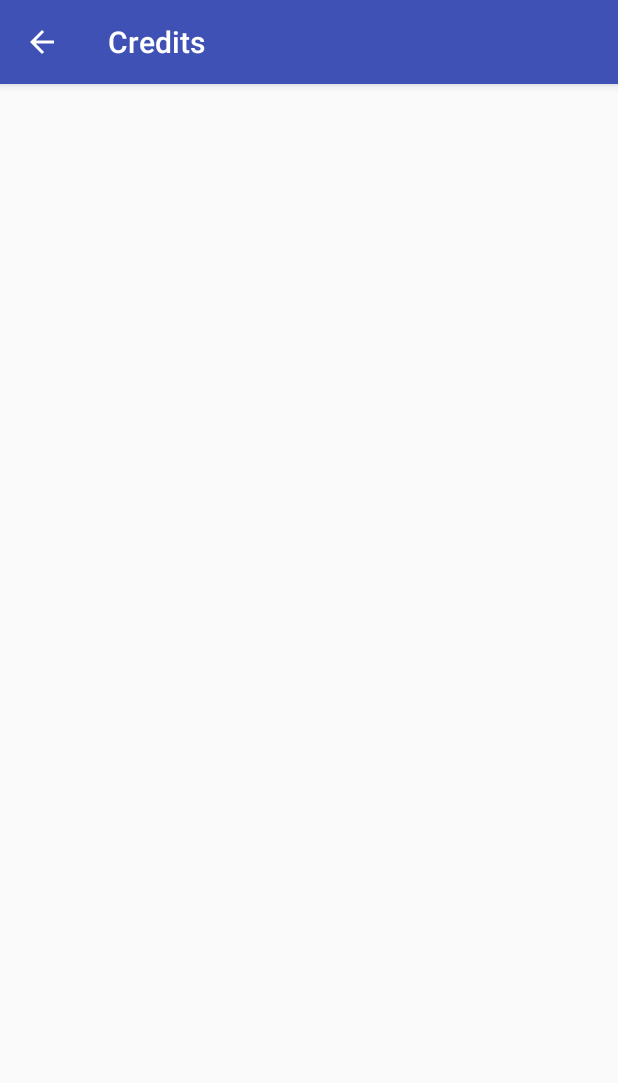
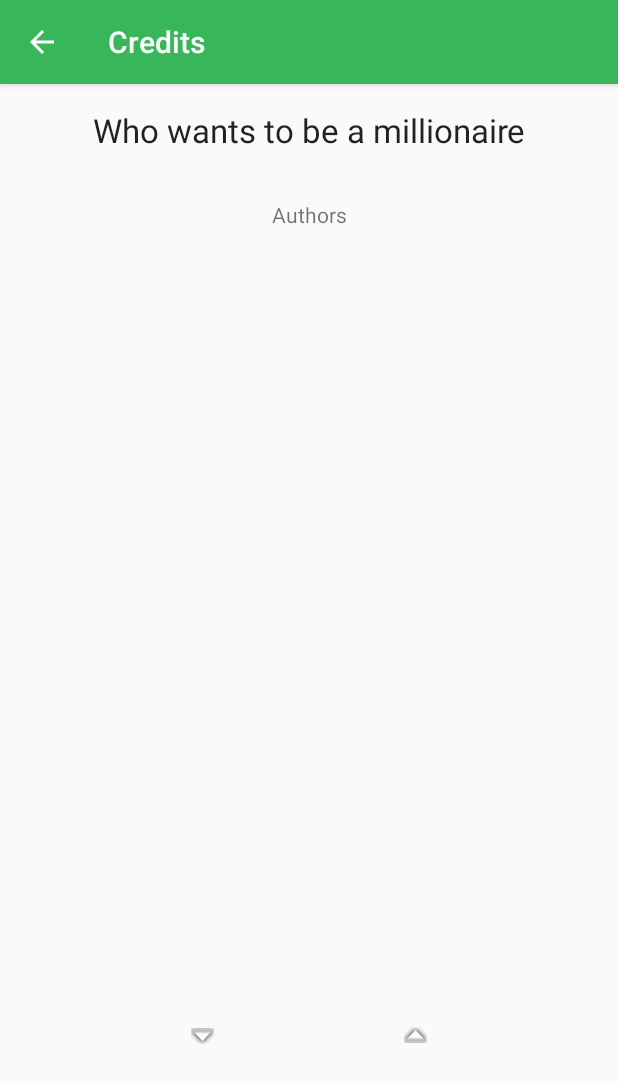
Before and after one commit to braxanmp/sdm_entrega, an Android app: the CreditsActivity screen opened directly, with no data from a screen before it, on a phone screen of 412 x 824 dp. Shown: the top 1083 px of the screen. Run offline under Robolectric (Android 15) with nearby library versions, the phone set to English and light mode, and no system bars.

Commit message:
Finalizando CreditsActivity

```diff
--- a/app/src/main/java/meb/sdm/entrega/MainActivity.java
+++ b/app/src/main/java/meb/sdm/entrega/MainActivity.java
@@ -1,9 +1,11 @@
 package meb.sdm.entrega;
+
 
 import android.content.Intent;
 import android.support.v7.app.AppCompatActivity;
 import android.os.Bundle;
-import android.util.Log;
+import android.view.Menu;
+import android.view.MenuItem;
 import android.view.View;
 
 public class MainActivity extends AppCompatActivity {
@@ -14,8 +16,27 @@
         setContentView(R.layout.activity_main);
     }
 
+
+    @Override
+    public boolean onCreateOptionsMenu(Menu menu) {
+        getMenuInflater().inflate(R.menu.menu, menu);
+        menu.findItem(R.id.item_info).setVisible(true);
+        return true;
+    }
+
+    @Override
+    public boolean onOptionsItemSelected(MenuItem menu){
+        switch (menu.getItemId()) {
+            case R.id.item_info:
+                Intent intent = new Intent(this, CreditsActivity.class);
+                startActivity(intent);
+                return true;
+            default:
+                return false;
+        }
+    }
+
     public void buttonPushed(View view) {
-        Log.d("push", "some button pushed");
         if(view.equals(findViewById(R.id.image_gamepad)) || view.equals(findViewById(R.id.label_gamepad)) ){
             Intent intent = new Intent(this, PlayActivity.class);
             startActivity(intent);
--- a/app/src/main/res/layout/activity_credits.xml
+++ b/app/src/main/res/layout/activity_credits.xml
@@ -6,4 +6,74 @@
     android:layout_height="match_parent"
     tools:context="meb.sdm.entrega.CreditsActivity">
 
+    <TextView
+        android:id="@+id/label_credits_tittle"
+        android:layout_width="wrap_content"
+        android:layout_height="wrap_content"
+        android:layout_marginEnd="8dp"
+        android:layout_marginStart="8dp"
+        android:layout_marginTop="16dp"
+        android:text="@string/main_tittle"
+        android:textAppearance="@style/TextAppearance.AppCompat.Large"
+        app:layout_constraintEnd_toEndOf="parent"
+        app:layout_constraintStart_toStartOf="parent"
+        app:layout_constraintTop_toTopOf="parent" />
+
+    <TextView
+        android:id="@+id/label_credits_authors"
+        android:layout_width="wrap_content"
+        android:layout_height="wrap_content"
+        android:layout_marginEnd="8dp"
+        android:layout_marginStart="8dp"
+        android:layout_marginTop="32dp"
+        android:text="@string/credits_label_author"
+        app:layout_constraintEnd_toEndOf="parent"
+        app:layout_constraintStart_toStartOf="parent"
+        app:layout_constraintTop_toBottomOf="@+id/label_credits_tittle" />
+
+    <TextView
+        android:id="@+id/label_credits_author1"
+        android:layout_width="wrap_content"
+        android:layout_height="wrap_content"
+        android:layout_marginEnd="8dp"
+        android:layout_marginStart="8dp"
+        android:layout_marginTop="32dp"
+        tools:text="@string/credits_author_1"
+        app:layout_constraintEnd_toEndOf="parent"
+        app:layout_constraintStart_toStartOf="parent"
+        app:layout_constraintTop_toBottomOf="@+id/label_credits_authors" />
+
+    <TextView
+        android:id="@+id/label_credits_author2"
+        android:layout_width="wrap_content"
+        android:layout_height="wrap_content"
+        android:layout_marginEnd="8dp"
+        android:layout_marginStart="8dp"
+        android:layout_marginTop="32dp"
+        tools:text="@string/credits_author_2"
+        app:layout_constraintEnd_toEndOf="parent"
+        app:layout_constraintStart_toStartOf="parent"
+        app:layout_constraintTop_toBottomOf="@+id/label_credits_author1" />
+
+    <ImageView
+        android:id="@+id/image_credits_author1"
+        android:layout_width="wrap_content"
+        android:layout_height="wrap_content"
+        app:layout_constraintBottom_toBottomOf="@+id/image_credits_author2"
+        app:layout_constraintEnd_toStartOf="@+id/image_credits_author2"
+        app:layout_constraintHorizontal_bias="0.5"
+        app:layout_constraintStart_toStartOf="parent"
+        app:layout_constraintTop_toTopOf="@+id/image_credits_author2"
+        app:srcCompat="@android:drawable/arrow_down_float" />
+
+    <ImageView
+        android:id="@+id/image_credits_author2"
+        android:layout_width="wrap_content"
+        android:layout_height="wrap_content"
+        android:layout_marginBottom="128dp"
+        app:layout_constraintBottom_toBottomOf="parent"
+        app:layout_constraintEnd_toEndOf="parent"
+        app:layout_constraintHorizontal_bias="0.5"
+        app:layout_constraintStart_toEndOf="@+id/image_credits_author1"
+        app:srcCompat="@android:drawable/arrow_up_float" />
 </android.support.constraint.ConstraintLayout>
--- /dev/null
+++ b/app/src/main/res/menu/menu.xml
@@ -0,0 +1,12 @@
+<?xml version="1.0" encoding="utf-8"?>
+
+<menu xmlns:app="http://schemas.android.com/apk/res-auto"
+    xmlns:android="http://schemas.android.com/apk/res/android">
+    <item
+        android:id="@+id/item_info"
+        android:icon="@android:drawable/ic_dialog_info"
+        android:title="@string/menu_info"
+        android:visible="true"
+        app:showAsAction="ifRoom">
+    </item>
+</menu>
--- a/app/src/main/res/values/colors.xml
+++ b/app/src/main/res/values/colors.xml
@@ -1,6 +1,10 @@
 <?xml version="1.0" encoding="utf-8"?>
 <resources>
-    <color name="colorPrimary">#3F51B5</color>
-    <color name="colorPrimaryDark">#303F9F</color>
-    <color name="colorAccent">#FF4081</color>
+    <color name="colorPrimary">#38b75a</color>
+    <color name="colorPrimaryDark">#327636</color>
+    <color name="colorAccent">#12167b</color>
 </resources>
+
+<!--<color name="colorPrimary">#3F51B5</color>-->
+<!--<color name="colorPrimaryDark">#303F9F</color>-->
+<!--<color name="colorAccent">#FF4081</color>-->
--- a/app/src/main/res/values/strings.xml
+++ b/app/src/main/res/values/strings.xml
@@ -3,9 +3,13 @@
     <string name="main_label_play">Play</string>
     <string name="main_label_scores">Scores</string>
     <string name="main_label_settings">Settings</string>
-    <string name="main_tittle">who wants to be a millionaire</string>
+    <string name="main_tittle">Who wants to be a millionaire</string>
     <string name="credits_tittle">Credits</string>
     <string name="settings_tittle">Settings</string>
     <string name="score_tittle">Score</string>
     <string name="play_tittle">Play</string>
+    <string name="menu_info">Information</string>
+    <string name="credits_label_author">Authors</string>
+    <string name="credits_author_1">Érica Olmo García \n (erolgar@inf.upv.es)</string>
+    <string name="credits_author_2">Brayan Mecinas Pardo \n (bramepar@inf.upv.es)</string>
 </resources>
```
Also changed, not shown: app/src/main/res/drawable-hdpi/author_brayan.png (added), app/src/main/res/drawable-hdpi/author_erica.png (added), app/src/main/res/drawable-mdpi/author_brayan.png (added), app/src/main/res/drawable-mdpi/author_erica.png (added), app/src/main/res/drawable-xhdpi/author_brayan.png (added), app/src/main/res/drawable-xhdpi/author_erica.png (added), app/src/main/res/drawable-xxhdpi/author_brayan.png (added), app/src/main/res/drawable-xxhdpi/author_erica.png (added), app/src/main/res/drawable-xxxhdpi/author_brayan.png (added), app/src/main/res/drawable-xxxhdpi/author_erica.png (added).
